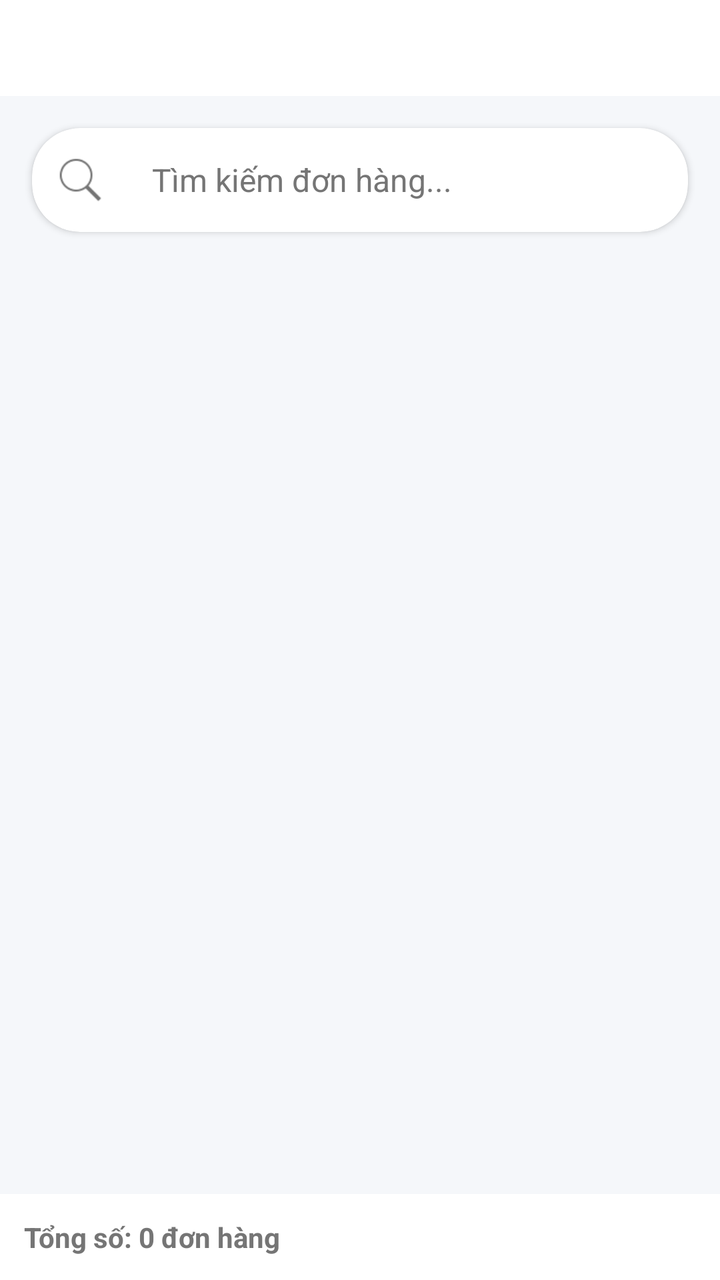
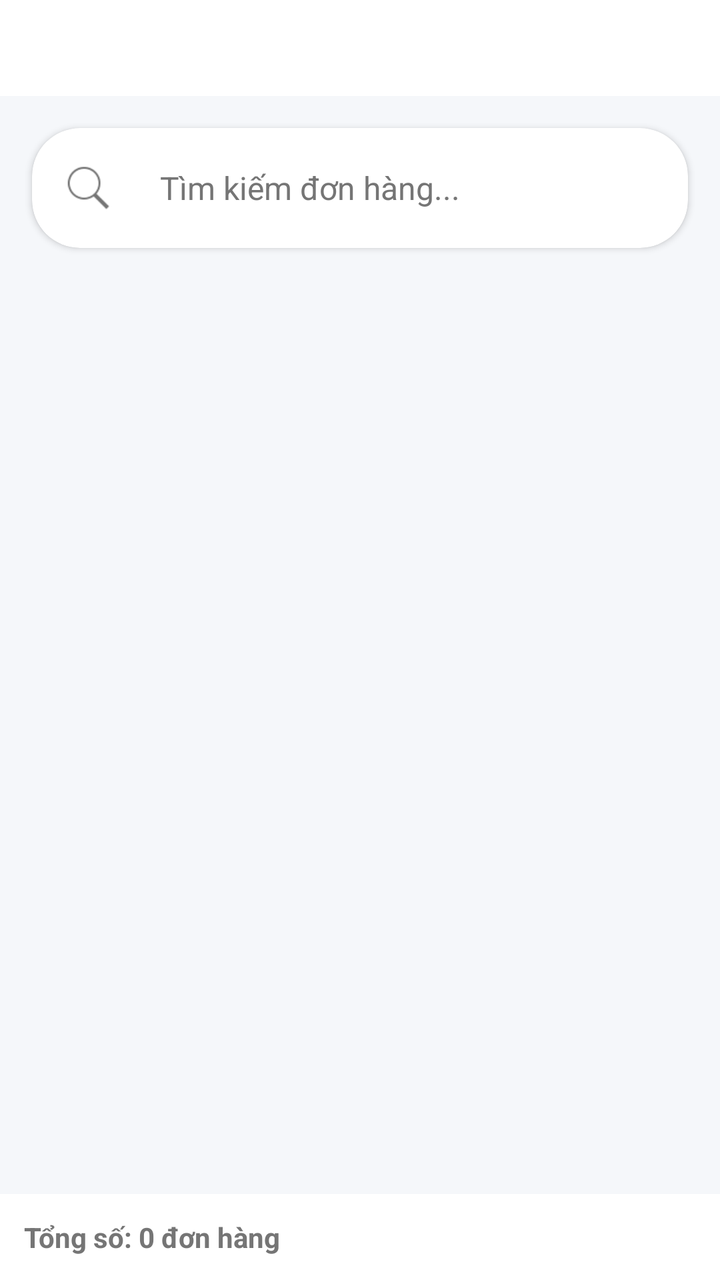

Before-and-after screenshots of an Android layout around one commit, followed by the original layout XML and the change that was made.
<!-- AndroidManifest.xml: application theme Theme.UDGH -->
<!-- res/layout/fragment_creator_orders.xml -->
<?xml version="1.0" encoding="utf-8"?>
<LinearLayout xmlns:android="http://schemas.android.com/apk/res/android" xmlns:app="http://schemas.android.com/apk/res-auto"
 android:id="@+id/main" android:layout_width="match_parent" android:layout_height="match_parent" android:orientation="vertical" android:background="@color/background">
 <com.google.android.material.tabs.TabLayout android:id="@+id/tabsOrderStatus" android:layout_width="match_parent" android:layout_height="wrap_content" android:background="@color/white" app:tabGravity="center" app:tabIndicatorColor="@color/primary" app:tabMode="scrollable" app:tabSelectedTextColor="@color/primary" app:tabTextColor="@color/gray" />

 <androidx.cardview.widget.CardView
     android:layout_width="match_parent"
     android:layout_height="wrap_content"
     android:layout_margin="16dp"
     app:cardBackgroundColor="@color/white"
     app:cardCornerRadius="24dp"
     app:cardElevation="2dp">

  <LinearLayout
      android:layout_width="match_parent"
      android:layout_height="wrap_content"
      android:orientation="horizontal">

   <ImageView
       android:layout_width="24dp"
       android:layout_height="24dp"
       android:layout_gravity="center_vertical"
       android:layout_marginStart="12dp"
       android:src="@drawable/ic_search"
       android:tint="@color/gray" />

   <EditText
       android:id="@+id/searchOrders"
       android:layout_width="0dp"
       android:layout_height="52dp"
       android:layout_marginStart="12dp"
       android:layout_weight="1"
       android:background="@android:color/transparent"
       android:hint="Tìm kiếm đơn hàng..."
       android:inputType="text"
       android:padding="12dp"
       android:textColor="@color/black"
       android:textColorHint="@color/gray"
       android:textSize="16sp" />
  </LinearLayout>
 </androidx.cardview.widget.CardView>
 <androidx.recyclerview.widget.RecyclerView android:id="@+id/rvCreatorOrders" android:layout_width="match_parent" android:layout_height="0dp" android:layout_weight="1" android:clipToPadding="false" android:paddingStart="12dp" android:paddingEnd="12dp" android:paddingBottom="8dp" />
 <TextView android:id="@+id/txtTotalCreatorOrders" android:layout_width="match_parent" android:layout_height="wrap_content" android:background="@color/white" android:padding="12dp" android:text="Tổng số: 0 đơn hàng" android:textColor="@color/gray" android:textSize="14sp" android:textStyle="bold" />
</LinearLayout>
<!-- resources referenced by this layout -->
<resources>
  <color name="background">#F5F7FA</color>
  <color name="black">#212121</color>
  <color name="gray">#757575</color>
  <color name="primary">#1565C0</color>
  <color name="white">#FFFFFF</color>
  <!-- drawable ic_search: png bitmap (drawable, 776 bytes) -->
  <style name="Theme.UDGH" parent="Base.Theme.UDGH" />
  <style name="Base.Theme.UDGH" parent="Theme.Material3.DayNight.NoActionBar">
          <item name="colorPrimary">@color/primary</item>
          <item name="colorPrimaryVariant">@color/primary_dark</item>
          <item name="android:statusBarColor">@color/primary_dark</item>
          <item name="android:windowLightStatusBar">false</item>
          <item name="android:navigationBarColor">@color/white</item>
          <item name="android:windowLightNavigationBar">true</item>
          
          
      </style>
  <color name="primary_dark">#0D47A1</color>
</resources>

<!-- the commit's change to res/layout/fragment_creator_orders.xml (unified diff, before → after) -->
@@ -14,7 +14,7 @@
   <LinearLayout
       android:layout_width="match_parent"
       android:layout_height="wrap_content"
-      android:orientation="horizontal">
+      android:orientation="horizontal" android:padding="4dp">
 
    <ImageView
        android:layout_width="24dp"
